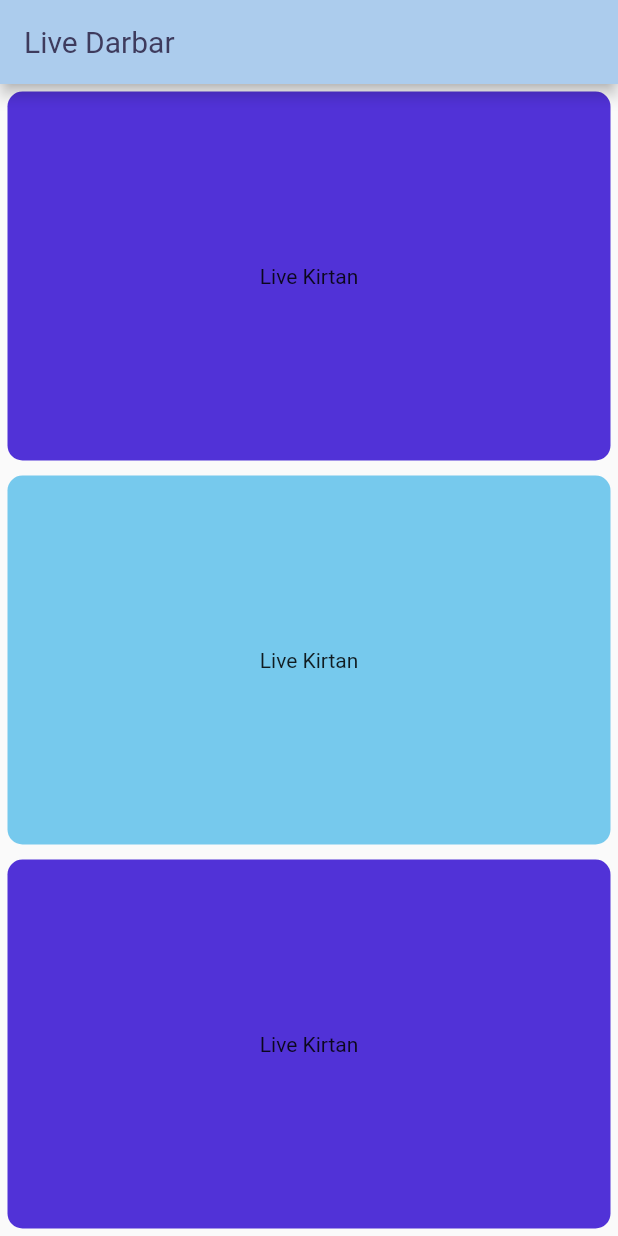
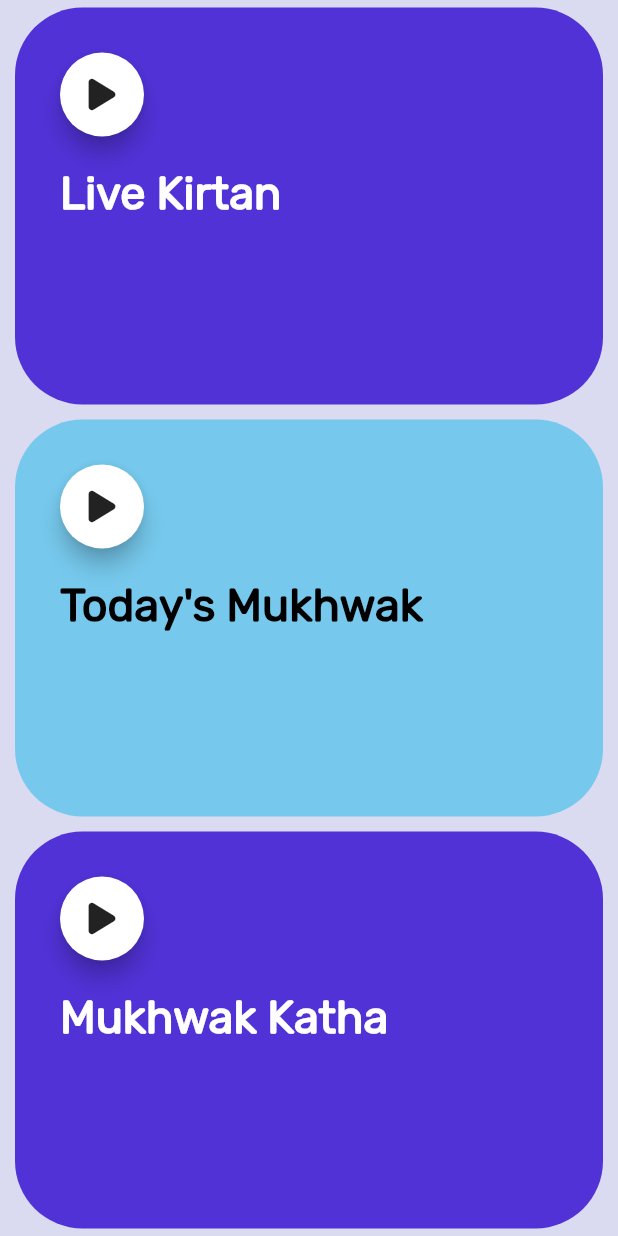
Before and after one commit to 0xharkirat/live_darbar, a Flutter app: the screen it shows after launch, on a phone screen of 412 x 824 dp. Run offline on Flutter 3.47's test engine with Material 2 defaults, Android fonts, the phone set to English and light mode, and no system bars; our stand-ins replace audioplayers, font_awesome_flutter, google_fonts.

Commit message:
add card content, rab

```diff
--- /dev/null
+++ b/lib/components/card_content.dart
@@ -0,0 +1,37 @@
+import 'package:flutter/material.dart';
+import 'package:google_fonts/google_fonts.dart';
+import 'package:live_darbar/components/round_icon_button.dart';
+
+class CardContent extends StatelessWidget {
+
+  CardContent({required this.roundIconButton, required this.label, required this.labelColor});
+
+  final RoundIconButton roundIconButton;
+  final String label;
+  final Color labelColor;
+
+
+  @override
+  Widget build(BuildContext context) {
+    return Column(
+      crossAxisAlignment: CrossAxisAlignment.start,
+      children: <Widget> [
+        roundIconButton,
+        SizedBox(
+          height: 20.0,
+        ),
+        Text(
+          label,
+          style: TextStyle(
+            fontFamily: 'Rubik',
+            fontSize: 30.0,
+            color: labelColor,
+            fontWeight: FontWeight.bold,
+
+          ),
+        )
+
+      ],
+    );
+  }
+}
--- a/lib/components/reusable_card.dart
+++ b/lib/components/reusable_card.dart
@@ -1,6 +1,6 @@
 import 'package:flutter/material.dart';
 
-const margin = EdgeInsets.symmetric(vertical: 5.0, horizontal: 5.0);
+const margin = EdgeInsets.symmetric(vertical: 5.0, horizontal: 10.0);
 
 class ReusableCard extends StatelessWidget {
 
@@ -16,9 +16,10 @@ class ReusableCard extends StatelessWidget {
     return Container(
       child: cardChild,
       margin: margin,
+      padding: EdgeInsets.all(30.0),
       decoration: BoxDecoration(
         color: colour,
-        borderRadius: BorderRadius.circular(10.0),
+        borderRadius: BorderRadius.circular(45.0),
       ),
     );
   }
--- /dev/null
+++ b/lib/components/round_icon_button.dart
@@ -0,0 +1,25 @@
+import 'package:flutter/material.dart';
+
+
+class RoundIconButton extends StatelessWidget {
+
+  RoundIconButton({required this.icon, required this.onPressed});
+
+  final IconData? icon;
+  final void Function() onPressed;
+
+  @override
+  Widget build(BuildContext context) {
+  return RawMaterialButton(
+    child: Icon(icon),
+    onPressed: onPressed,
+    elevation: 6.0,
+    constraints: BoxConstraints.tightFor(
+      width: 56.0,
+      height: 56.0,
+    ),
+    shape: CircleBorder(),
+    fillColor: Colors.white,
+    );
+  }
+}
--- a/lib/main.dart
+++ b/lib/main.dart
@@ -18,8 +18,8 @@ class MyApp extends StatelessWidget {
       theme: ThemeData().copyWith(
         colorScheme: ColorScheme.fromSwatch().copyWith(
           primary: Color(0xFF3E3B5D)
-        )
-      // scaffoldBackgroundColor: Color(0xFFACCCED),
+        ),
+      scaffoldBackgroundColor: Color(0xFFDADAF0),
       ),
     );
   }
--- a/lib/screens/homepage.dart
+++ b/lib/screens/homepage.dart
@@ -1,5 +1,9 @@
 import 'package:flutter/material.dart';
+import 'package:font_awesome_flutter/font_awesome_flutter.dart';
+import 'package:live_darbar/components/card_content.dart';
 import 'package:live_darbar/components/reusable_card.dart';
+
+import '../components/round_icon_button.dart';
 
 class HomePage extends StatefulWidget {
 
@@ -12,43 +16,54 @@ class _HomePageState extends State<HomePage> {
   @override
   Widget build(BuildContext context) {
     return Scaffold(
-      appBar: AppBar(
-        title: Text( "Live Darbar",
-        ),
-        backgroundColor: Color(0xFFACCCED),
-        titleTextStyle: TextStyle(
-          color: Color(0xFF3E3B5D),
-          fontSize: 20.0,
-
-        ),
-      ),
+      // appBar: AppBar(
+      //   title: Text( "Live Darbar",
+      //   ),
+      //   backgroundColor: Color(0xFFACCCED),
+      //   titleTextStyle: TextStyle(
+      //     color: Color(0xFF3E3B5D),
+      //     fontSize: 20.0,
+      //
+      //   ),
+      // ),
       body: SafeArea(
         child: Column(
+          crossAxisAlignment: CrossAxisAlignment.stretch,
           children: <Widget> [
             Expanded(child: ReusableCard(
               colour: Color(0xFF5132D7),
-              cardChild: Center(
-                child: Text(
-                  "Live Kirtan"
-                ),
-              ),
+              cardChild: CardContent(
+                roundIconButton:  RoundIconButton(
+                    icon: FontAwesomeIcons.play,
+                    onPressed: (){
+                    }),
+                label: 'Live Kirtan',
+                labelColor: Colors.white,
+
+              )
             ),
             ),
             Expanded(child: ReusableCard(
               colour: Color(0xFF76C9ED),
-              cardChild: Center(
-                child: Text(
-                    "Live Kirtan"
-                ),
+              cardChild: CardContent(
+                roundIconButton:  RoundIconButton(
+                    icon: FontAwesomeIcons.play,
+                    onPressed: (){
+                    }),
+                label: 'Today\'s Mukhwak',
+                labelColor: Colors.black,
               ),
             ),
             ),
             Expanded(child: ReusableCard(
               colour: Color(0xFF5132D7),
-              cardChild: Center(
-                child: Text(
-                    "Live Kirtan"
-                ),
+              cardChild: CardContent(
+                roundIconButton:  RoundIconButton(
+                    icon: FontAwesomeIcons.play,
+                    onPressed: (){
+                    }),
+                label: 'Mukhwak Katha',
+                labelColor: Colors.white,
               ),
             ),
             )
```
Also changed, not shown: pubspec.yaml (+7 -16 lines), fonts/rubik/Rubik-Black.ttf (added), fonts/rubik/Rubik-Regular.ttf (added).
